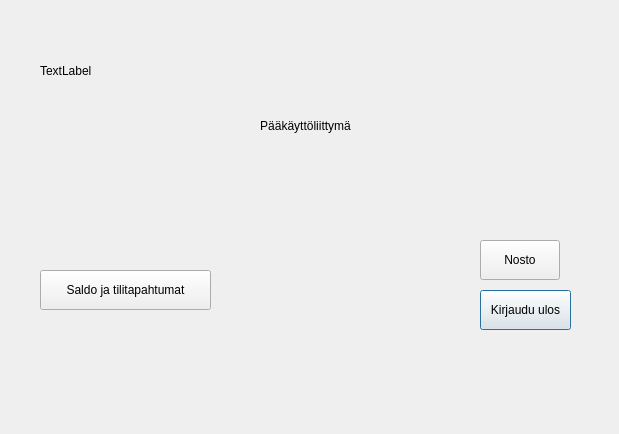
Before: the Qt Designer form bankautomat/mainui.ui in bank-2022/group8, drawn with Qt 5.
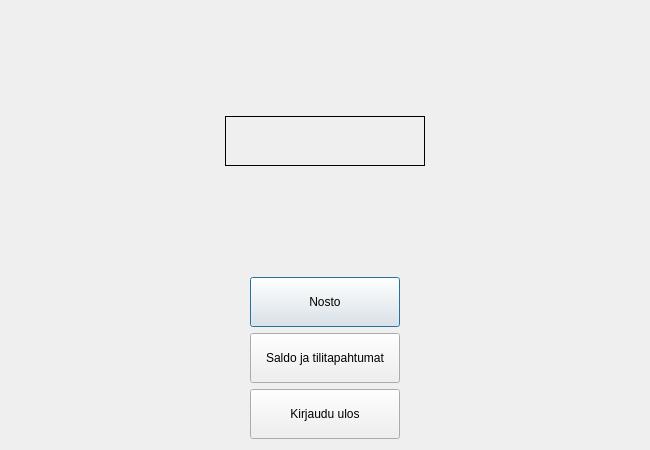
After: the same form once the commit is applied.

```diff
--- a/bankautomat/mainui.ui
+++ b/bankautomat/mainui.ui
@@ -6,94 +6,115 @@
    <rect>
     <x>0</x>
     <y>0</y>
-    <width>619</width>
-    <height>434</height>
+    <width>650</width>
+    <height>450</height>
    </rect>
   </property>
+  <property name="minimumSize">
+   <size>
+    <width>600</width>
+    <height>400</height>
+   </size>
+  </property>
   <property name="windowTitle">
    <string>Pääkäyttöliittymä</string>
   </property>
-  <widget class="QLabel" name="label">
-   <property name="geometry">
-    <rect>
-     <x>250</x>
-     <y>110</y>
-     <width>111</width>
-     <height>31</height>
-    </rect>
-   </property>
-   <property name="text">
-    <string>Pääkäyttöliittymä</string>
-   </property>
-   <property name="alignment">
-    <set>Qt::AlignCenter</set>
-   </property>
-  </widget>
-  <widget class="QPushButton" name="signOut">
-   <property name="geometry">
-    <rect>
-     <x>480</x>
-     <y>290</y>
-     <width>91</width>
-     <height>40</height>
-    </rect>
-   </property>
-   <property name="text">
-    <string>Kirjaudu ulos</string>
-   </property>
-  </widget>
-  <widget class="QLabel" name="cardNum">
-   <property name="geometry">
-    <rect>
-     <x>40</x>
-     <y>30</y>
-     <width>91</width>
-     <height>31</height>
-    </rect>
-   </property>
-   <property name="text">
-    <string/>
-   </property>
-  </widget>
-  <widget class="QPushButton" name="TransactionsButton">
-   <property name="geometry">
-    <rect>
-     <x>40</x>
-     <y>270</y>
-     <width>171</width>
-     <height>40</height>
-    </rect>
-   </property>
-   <property name="text">
-    <string>Saldo ja tilitapahtumat</string>
-   </property>
-  </widget>
-  <widget class="QPushButton" name="WithdrawButton">
-   <property name="geometry">
-    <rect>
-     <x>480</x>
-     <y>240</y>
-     <width>80</width>
-     <height>40</height>
-    </rect>
-   </property>
-   <property name="text">
-    <string>Nosto</string>
-   </property>
-  </widget>
-  <widget class="QLabel" name="UserData">
-   <property name="geometry">
-    <rect>
-     <x>40</x>
-     <y>40</y>
-     <width>111</width>
-     <height>61</height>
-    </rect>
-   </property>
-   <property name="text">
-    <string>TextLabel</string>
-   </property>
-  </widget>
+  <layout class="QVBoxLayout" name="verticalLayout">
+   <item alignment="Qt::AlignHCenter|Qt::AlignVCenter">
+    <widget class="QLabel" name="UserData">
+     <property name="sizePolicy">
+      <sizepolicy hsizetype="Fixed" vsizetype="Preferred">
+       <horstretch>0</horstretch>
+       <verstretch>0</verstretch>
+      </sizepolicy>
+     </property>
+     <property name="minimumSize">
+      <size>
+       <width>200</width>
+       <height>50</height>
+      </size>
+     </property>
+     <property name="frameShape">
+      <enum>QFrame::Box</enum>
+     </property>
+     <property name="text">
+      <string/>
+     </property>
+     <property name="alignment">
+      <set>Qt::AlignCenter</set>
+     </property>
+    </widget>
+   </item>
+   <item alignment="Qt::AlignHCenter">
+    <widget class="QPushButton" name="WithdrawButton">
+     <property name="sizePolicy">
+      <sizepolicy hsizetype="Fixed" vsizetype="Fixed">
+       <horstretch>0</horstretch>
+       <verstretch>0</verstretch>
+      </sizepolicy>
+     </property>
+     <property name="minimumSize">
+      <size>
+       <width>150</width>
+       <height>50</height>
+      </size>
+     </property>
+     <property name="text">
+      <string>Nosto</string>
+     </property>
+    </widget>
+   </item>
+   <item alignment="Qt::AlignHCenter">
+    <widget class="QPushButton" name="TransactionsButton">
+     <property name="sizePolicy">
+      <sizepolicy hsizetype="Fixed" vsizetype="Fixed">
+       <horstretch>0</horstretch>
+       <verstretch>0</verstretch>
+      </sizepolicy>
+     </property>
+     <property name="minimumSize">
+      <size>
+       <width>150</width>
+       <height>50</height>
+      </size>
+     </property>
+     <property name="maximumSize">
+      <size>
+       <width>16777215</width>
+       <height>50</height>
+      </size>
+     </property>
+     <property name="text">
+      <string>Saldo ja tilitapahtumat</string>
+     </property>
+    </widget>
+   </item>
+   <item alignment="Qt::AlignHCenter">
+    <widget class="QPushButton" name="signOut">
+     <property name="sizePolicy">
+      <sizepolicy hsizetype="Fixed" vsizetype="Fixed">
+       <horstretch>0</horstretch>
+       <verstretch>0</verstretch>
+      </sizepolicy>
+     </property>
+     <property name="minimumSize">
+      <size>
+       <width>150</width>
+       <height>50</height>
+      </size>
+     </property>
+     <property name="maximumSize">
+      <size>
+       <width>150</width>
+       <height>50</height>
+      </size>
+     </property>
+     <property name="text">
+      <string>Kirjaudu ulos</string>
+     </property>
+    </widget>
+   </item>
+  </layout>
  </widget>
  <resources/>
  <connections/>
```
